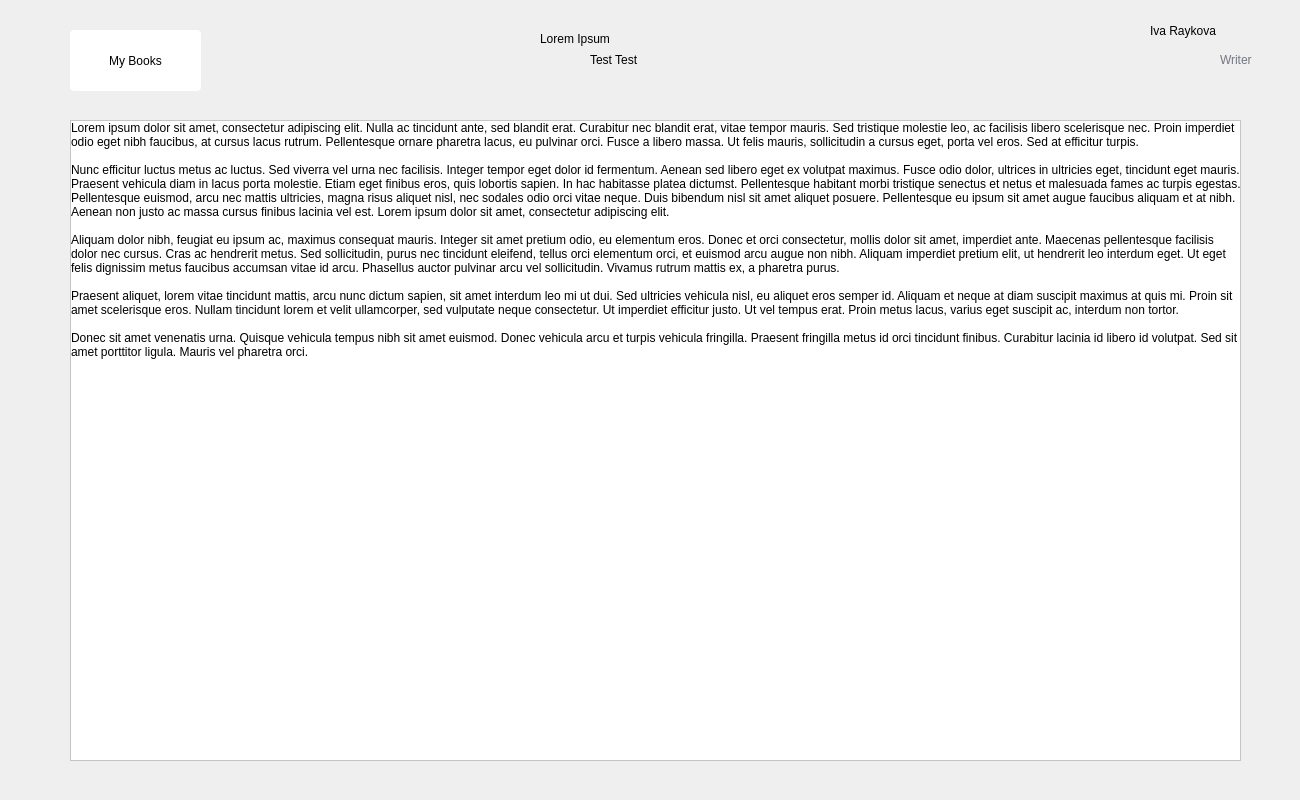
Above: codeyapp/presentationLayer/readbook.ui from codingburgas/10grade-christmas-luck-codey before the change. Below: the same form after it.
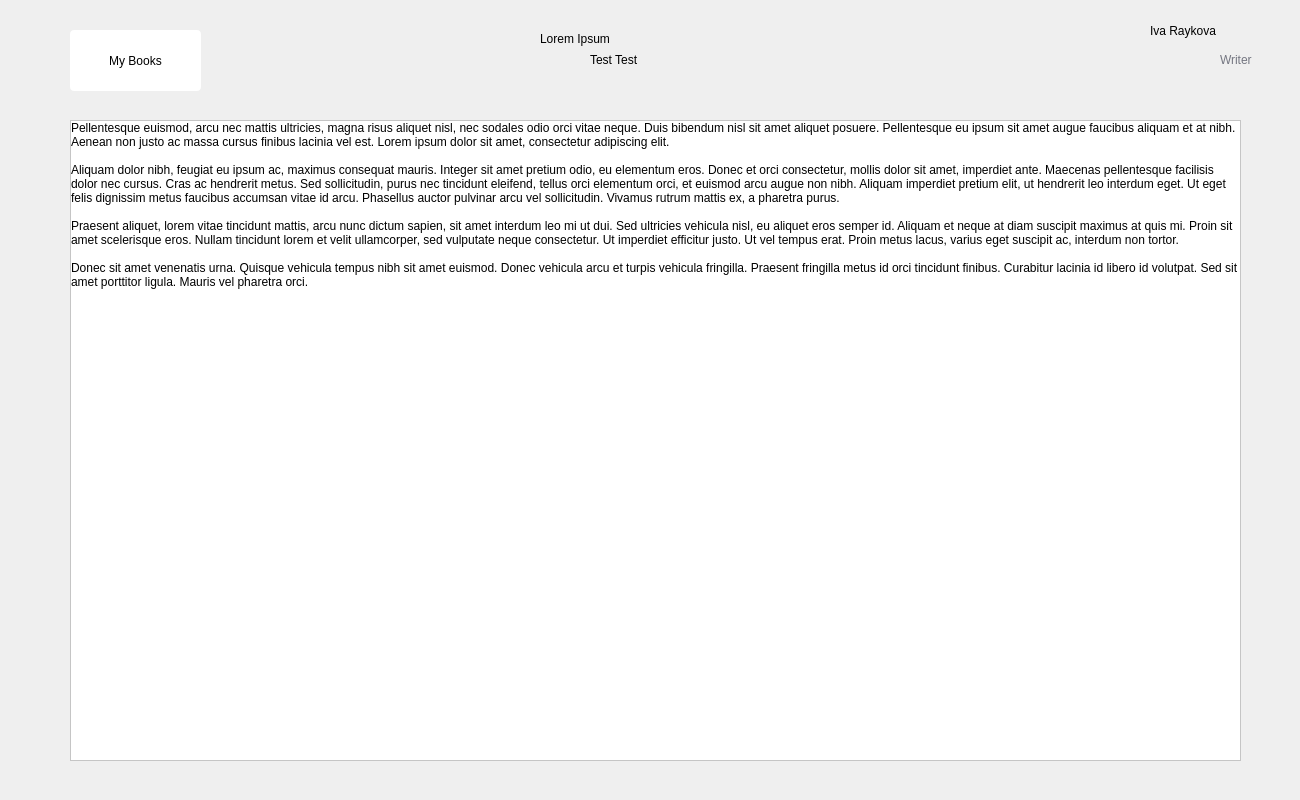
That is the form after the change.

```diff
--- a/codeyapp/presentationLayer/readbook.ui
+++ b/codeyapp/presentationLayer/readbook.ui
@@ -97,11 +97,14 @@
      <property name="geometry">
       <rect>
        <x>0</x>
-       <y>0</y>
+       <y>-70</y>
        <width>1171</width>
        <height>631</height>
       </rect>
      </property>
+     <property name="styleSheet">
+      <string notr="true">background-color: #ffffff;</string>
+     </property>
      <property name="text">
       <string>Lorem ipsum dolor sit amet, consectetur adipiscing elit. Nulla ac tincidunt ante, sed blandit erat. Curabitur nec blandit erat, vitae tempor mauris. Sed tristique molestie leo, ac facilisis libero scelerisque nec. Proin imperdiet odio eget nibh faucibus, at cursus lacus rutrum. Pellentesque ornare pharetra lacus, eu pulvinar orci. Fusce a libero massa. Ut felis mauris, sollicitudin a cursus eget, porta vel eros. Sed at efficitur turpis.
 
```
